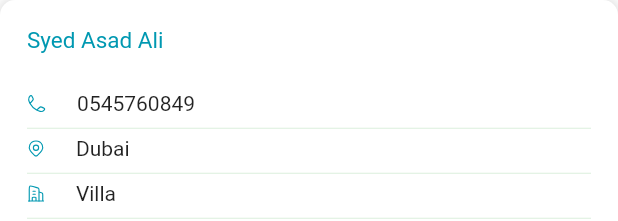
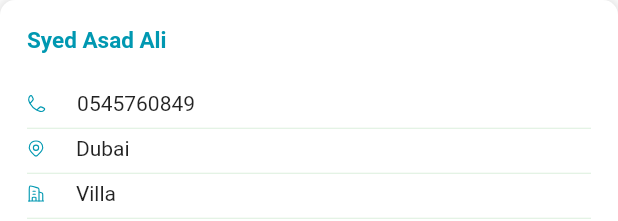
Before and after one commit to mahdibfx/santra-seller, a Flutter app: the CardCustomerDetail widget shown alone on an empty page, opened directly, on a phone screen of 412 x 824 dp. Shown: the top 221 px of the screen. Run offline on Flutter 3.47's test engine with Material 2 defaults, Android fonts, the phone set to English and light mode, and no system bars; our stand-ins replace cached_network_image, date_picker_timeline, firebase_core, firebase_messaging, flutter_local_notifications, flutter_rating_bar and 6 more; accounts and stored records are empty; Roboto replaces fonts that are missing (Quicksand); project files that could hold a hidden picture were left out.

```diff
--- a/lib/ui/screens/more_setting/my_customer/card_customer_detail.dart
+++ b/lib/ui/screens/more_setting/my_customer/card_customer_detail.dart
@@ -73,7 +73,7 @@ class CardCustomerDetail extends StatelessWidget {
           mainAxisAlignment: MainAxisAlignment.start,
           crossAxisAlignment: CrossAxisAlignment.start,
           children: [
-            const Text("Syed Asad Ali", style: UIDataTextStyles.dayStyle)
+            const Text("Syed Asad Ali", style: UIDataTextStyles.dateStyle)
                 .paddingAll(10),
             Container(
               padding: const EdgeInsets.only(top: 10.0, left: 10, right: 10),
```
